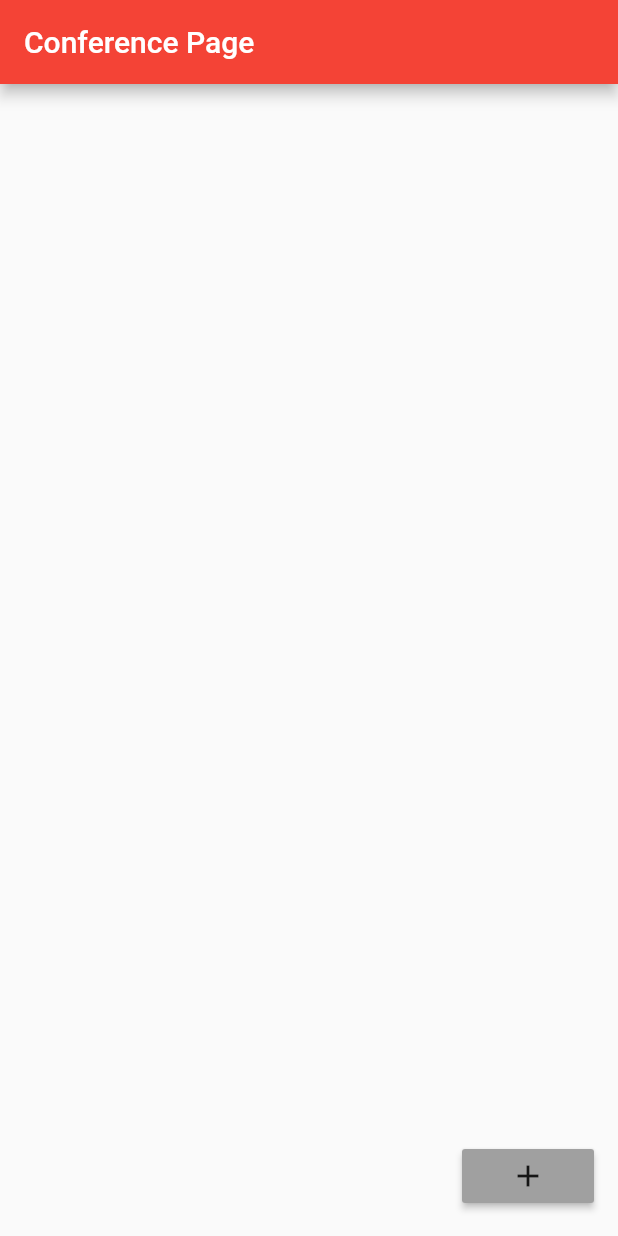
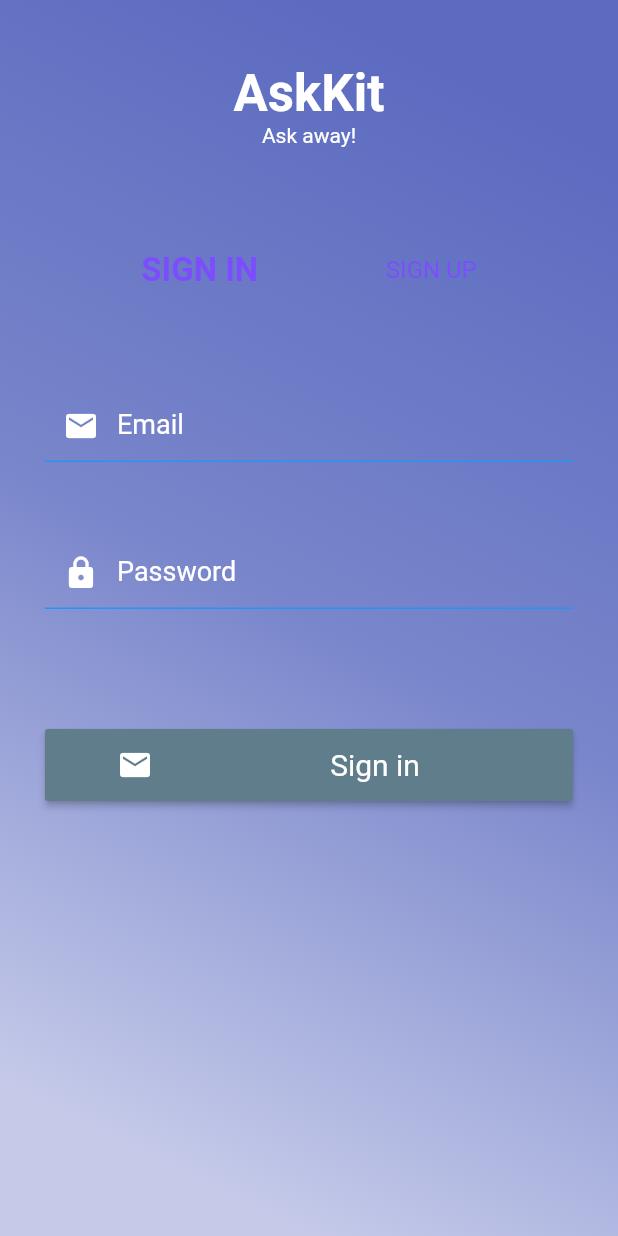
Before and after one commit to softeng-feup/open-cx-jakepaulers, a Flutter app: the screen it shows after launch, on a phone screen of 412 x 824 dp. Run offline on Flutter 3.47's test engine with Material 2 defaults, Android fonts, the phone set to English and light mode, and no system bars.

Commit message:
Prettified login page

```diff
--- a/Askkit/askkit/lib/View/Pages/ConferencePage.dart
+++ b/Askkit/askkit/lib/View/Pages/ConferencePage.dart
@@ -28,7 +28,7 @@ class ConferencePageState extends State<ConferencePage> {
     return Scaffold(
       appBar: AppBar(
           title: Text("Conference Page"),
-          backgroundColor: Colors.red
+          backgroundColor: Colors.indigo[400]
       ),
       body: getBody(),
       floatingActionButton: RaisedButton(child: Icon(Icons.add), onPressed: addQuestion, color: gray),
--- /dev/null
+++ b/Askkit/askkit/lib/View/Pages/LogInPage.dart
@@ -0,0 +1,366 @@
+import 'package:flutter/material.dart';
+import 'package:flutter/services.dart';
+
+import 'ConferencePage.dart';
+
+class LogInPage extends StatefulWidget {
+  LogInPage({Key key}) : super(key: key);
+
+  @protected
+  @override
+  State<StatefulWidget> createState() => _LogInPageState();
+}
+
+class _LogInPageState extends State<LogInPage> {
+  bool _signInActive = true, _signUpActive = false;
+  TextEditingController _emailController = TextEditingController();
+  TextEditingController _passwordController = TextEditingController();
+  TextEditingController _newEmailController = TextEditingController();
+  TextEditingController _newPasswordController = TextEditingController();
+
+  changeToSignIn() {
+    this._signInActive = true;
+    this._signUpActive = false;
+  }
+
+  changeToSignUp() {
+    this._signInActive = false;
+    this._signUpActive = true;
+  }
+
+  @override
+  Widget build(BuildContext context) {
+    SystemChrome.setPreferredOrientations([
+      DeviceOrientation.portraitUp,
+      DeviceOrientation.portraitDown,
+    ]);
+    return Scaffold(
+        body: Container(
+            decoration: BoxDecoration(
+              gradient: LinearGradient(
+                begin: Alignment.topRight,
+                end: Alignment.bottomLeft,
+                /*stops: [0.1, 0.2, 0.3, 0.4, 0.5, 0.6, 0.7, 0.8],
+                colors: [
+                  Colors.pink,
+                  Colors.red,
+                  Colors.orange,
+                  Colors.yellow,
+                  Colors.green,
+                  Colors.blue,
+                  Colors.indigo,
+                  Colors.purple
+                ],*/
+                stops: [0.1, 0.5, 0.7, 0.9],
+                colors: [
+                  Colors.indigo[400],
+                  Colors.indigo[300],
+                  Colors.indigo[200],
+                  Colors.indigo[100],
+                ],
+              ),
+            ),
+            child: ListView(
+              children: <Widget>[
+                Container(
+                  child: Padding(
+                      padding: EdgeInsets.only(top: 20.0),
+                      child: Column(
+                        mainAxisAlignment: MainAxisAlignment.center,
+                        children: <Widget>[
+                          Text("AskKit",
+                              style: Theme.of(context).textTheme.title.copyWith(fontSize: 34, fontWeight: FontWeight.bold, color: Colors.white)
+                          ),
+                          Text(
+                              "Ask away!",
+                              style: Theme.of(context).textTheme.title.copyWith(fontSize: 14, fontWeight: FontWeight.normal, color: Colors.white)
+                          ),
+                        ],
+                      )),
+                  width: 750,
+                  height: 120,
+                ),
+                SizedBox(
+                  height: 20,
+                ),
+                Container(
+                  child: Padding(
+                    padding: EdgeInsets.only(left: 25.0, right: 25.0),
+                    child: IntrinsicWidth(
+                      child: Row(
+                        mainAxisAlignment: MainAxisAlignment.spaceEvenly,
+                        crossAxisAlignment: CrossAxisAlignment.center,
+                        children: <Widget>[
+                          OutlineButton(
+                            onPressed: () =>
+                                setState(() => changeToSignIn()),
+                            borderSide: new BorderSide(
+                              style: BorderStyle.none,
+                            ),
+                            child: new Text("SIGN IN",
+                                style: _signInActive
+                                    ? TextStyle(
+                                    fontSize: 22,
+                                    color: Colors.deepPurpleAccent,
+                                    fontWeight: FontWeight.bold)
+                                    : TextStyle(
+                                    fontSize: 16,
+                                    color: Colors.deepPurpleAccent,
+                                    fontWeight: FontWeight.normal)),
+                          ),
+                          OutlineButton(
+                            onPressed: () =>
+                                setState(() => changeToSignUp()),
+                            borderSide: BorderSide(
+                              style: BorderStyle.none,
+                            ),
+                            child: Text("SIGN UP",
+                                style: _signUpActive
+                                    ? TextStyle(
+                                    fontSize: 22,
+                                    color: Colors.deepPurpleAccent,
+                                    fontWeight: FontWeight.bold)
+                                    : TextStyle(
+                                    fontSize: 16,
+                                    color: Colors.deepPurpleAccent,
+                                    fontWeight: FontWeight.normal)),
+                          )
+                        ],
+                      ),
+                    ),
+                  ),
+                  width: 750,
+                  height: 80,
+                ),
+                SizedBox(
+                  height: 10,
+                ),
+                Container(
+                    child: Padding(
+                        padding: EdgeInsets.only(left: 30.0, right: 30.0),
+                        child: _signInActive ? _showSignIn(context) : _showSignUp()),
+                    width: 750,
+                    height: 778
+                ),
+              ],
+            )
+        )
+    );
+  }
+
+  Widget _showSignIn(context) {
+    return Column(
+      crossAxisAlignment: CrossAxisAlignment.stretch,
+      children: <Widget>[
+        SizedBox(
+          height: 30,
+        ),
+        Container(
+          child: Padding(
+            padding: EdgeInsets.only(),
+            child: TextField(
+              style: TextStyle(color: Theme
+                  .of(context)
+                  .accentColor),
+              controller: _emailController,
+              decoration: InputDecoration(
+                hintText: "Email",
+                hintStyle: Theme.of(context).textTheme.title.copyWith(fontSize: 18.0, fontWeight: FontWeight.normal, color: Colors.white),
+                enabledBorder: UnderlineInputBorder(
+                    borderSide: BorderSide(
+                        color: Theme
+                            .of(context)
+                            .accentColor, width: 1.0)),
+                focusedBorder: UnderlineInputBorder(
+                    borderSide: BorderSide(
+                        color: Theme
+                            .of(context)
+                            .accentColor, width: 1.0)),
+                prefixIcon: const Icon(
+                  Icons.email,
+                  color: Colors.white,
+                ),
+              ),
+              obscureText: false,
+            ),
+          ),
+        ),
+        SizedBox(
+          height: 50,
+        ),
+        Container(
+          child: Padding(
+            padding: EdgeInsets.only(),
+            child: TextField(
+              obscureText: true,
+              style: TextStyle(color: Theme
+                  .of(context)
+                  .accentColor),
+              controller: _passwordController,
+              decoration: InputDecoration(
+                //Add th Hint text here.
+                hintText: "Password",
+                hintStyle: Theme.of(context).textTheme.title.copyWith(fontSize: 18.0, fontWeight: FontWeight.normal, color: Colors.white),
+                enabledBorder: UnderlineInputBorder(
+                    borderSide: BorderSide(
+                        color: Theme
+                            .of(context)
+                            .accentColor, width: 1.0)),
+                focusedBorder: UnderlineInputBorder(
+                    borderSide: BorderSide(
+                        color: Theme
+                            .of(context)
+                            .accentColor, width: 1.0)),
+                prefixIcon: const Icon(
+                  Icons.lock,
+                  color: Colors.white,
+                ),
+              ),
+            ),
+          ),
+        ),
+        SizedBox(
+          height: 80,
+        ),
+        Container(
+          child: Padding(
+            padding: EdgeInsets.only(),
+            child: RaisedButton(
+                child: Row(
+                  children: <Widget>[
+                    RawMaterialButton(
+                      shape: CircleBorder(),
+                      child: Icon(Icons.mail, color: Colors.white),
+                    ),
+                    Expanded(
+                      child: Text(
+                        "Sign in",
+                        textAlign: TextAlign.center,
+                        style: Theme.of(context).textTheme.title.copyWith(fontSize: 20, fontWeight: FontWeight.normal, color: Colors.white),
+                      ),
+                    )
+                  ],
+                ),
+                color: Colors.blueGrey,
+                onPressed: () => Navigator.pushReplacement(context, MaterialPageRoute(builder: (context) => ConferencePage()))
+              /*Controller.tryToLogInUserViaEmail(
+                      context, _emailController, _passwordController),*/
+            ),
+          ),
+        ),
+      ],
+    );
+  }
+
+  Widget _showSignUp() {
+    return Column(
+      crossAxisAlignment: CrossAxisAlignment.stretch,
+      children: <Widget>[
+        SizedBox(
+          height: 30,
+        ),
+        Container(
+          child: Padding(
+            padding: EdgeInsets.only(),
+            child: TextField(
+              obscureText: false,
+              style: Theme.of(context).textTheme.title.copyWith(fontSize: 18.0, fontWeight: FontWeight.normal, color: Colors.white),
+              controller: _newEmailController,
+              decoration: InputDecoration(
+                //Add th Hint text here.
+                hintText: "Enter your email",
+                hintStyle: Theme.of(context).textTheme.title.copyWith(fontSize: 18.0, fontWeight: FontWeight.normal, color: Colors.white),
+                enabledBorder: UnderlineInputBorder(
+                    borderSide: BorderSide(
+                        color: Theme
+                            .of(context)
+                            .accentColor, width: 1.0)),
+                focusedBorder: UnderlineInputBorder(
+                    borderSide: BorderSide(
+                        color: Theme
+                            .of(context)
+                            .accentColor, width: 1.0)),
+                prefixIcon: const Icon(
+                  Icons.email,
+                  color: Colors.white,
+                ),
+              ),
+            ),
+          ),
+        ),
+        SizedBox(
+          height: 50,
+        ),
+        Container(
+          child: Padding(
+            padding: EdgeInsets.only(),
+            child: TextField(
+              obscureText: true,
+              style: Theme.of(context).textTheme.title.copyWith(fontSize: 18.0, fontWeight: FontWeight.normal, color: Colors.white),
+              controller: _newPasswordController,
+              decoration: InputDecoration(
+                //Add the Hint text here.
+                hintText: "Enter a password",
+                hintStyle: Theme.of(context).textTheme.title.copyWith(fontSize: 18.0, fontWeight: FontWeight.normal, color: Colors.white),
+                enabledBorder: UnderlineInputBorder(
+                    borderSide: BorderSide(
+                        color: Theme
+                            .of(context)
+                            .accentColor, width: 1.0)),
+                focusedBorder: UnderlineInputBorder(
+                    borderSide: BorderSide(
+                        color: Theme
+                            .of(context)
+                            .accentColor, width: 1.0)),
+                prefixIcon: const Icon(
+                  Icons.lock,
+                  color: Colors.white,
+                ),
+              ),
+            ),
+          ),
+        ),
+        SizedBox(
+          height: 80,
+        ),
+        Container(
+          child: Padding(
+            padding: EdgeInsets.only(),
+            child: RaisedButton(
+                child: Row(
+                  mainAxisAlignment: MainAxisAlignment.center,
+                  children: <Widget>[
+                    RawMaterialButton(
+                      shape: CircleBorder(),
+                      child: Icon(Icons.mail, color: Colors.white),
+                    ),
+                    Expanded(
+                      child: Text(
+                        "Sign Up",
+                        textAlign: TextAlign.center,
+                        style: Theme.of(context).textTheme.title.copyWith(fontSize: 20, fontWeight: FontWeight.normal, color: Colors.white),
+                      ),
+                    )
+                  ],
+                ),
+                color: Colors.blueGrey,
+                onPressed: () => {}
+              /*Controller.signUpWithEmailAndPassword(
+                      _newEmailController, _newPasswordController),*/
+            ),
+          ),
+        ),
+      ],
+    );
+  }
+
+  Widget horizontalLine() =>
+      Padding(
+        padding: EdgeInsets.symmetric(horizontal: 16.0),
+        child: Container(
+          width: 120,
+          height: 1.0,
+          color: Colors.white.withOpacity(0.6),
+        ),
+      );
+}
--- a/Askkit/askkit/lib/main.dart
+++ b/Askkit/askkit/lib/main.dart
@@ -1,5 +1,6 @@
 import 'package:flutter/material.dart';
 import 'View/Pages/ConferencePage.dart';
+import 'View/Pages/LogInPage.dart';
 
 void main() => runApp(MyApp());
 
@@ -12,7 +13,7 @@ class MyApp extends StatelessWidget {
       theme: ThemeData(
         primarySwatch: Colors.blue,
       ),
-      home: MyHomePage(),
+      home: LogInPage(),
     );
   }
 }
@@ -27,6 +28,6 @@ class MyHomePage extends StatefulWidget {
 class _MyHomePageState extends State<MyHomePage> {
   @override
   Widget build(BuildContext context) {
-    return ConferencePage();
+    return LogInPage();
   }
 }
```
Also changed, not shown: Askkit/askkit/lib/View/Pages/QuestionPage.dart (+7 -4 lines).
